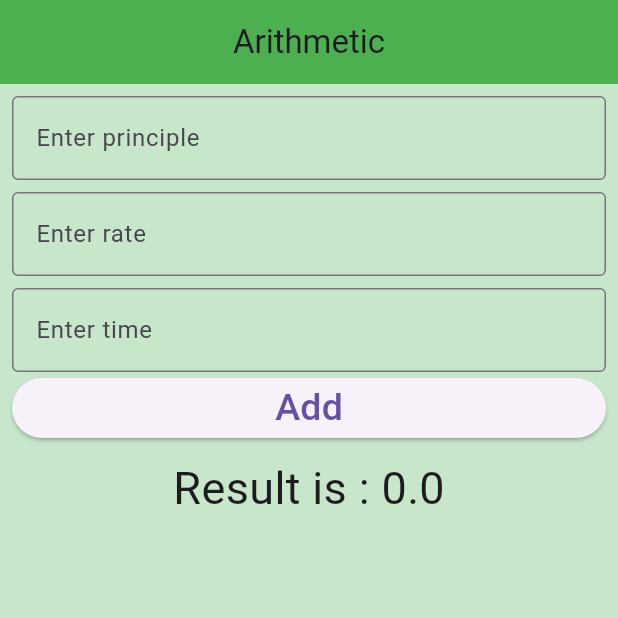
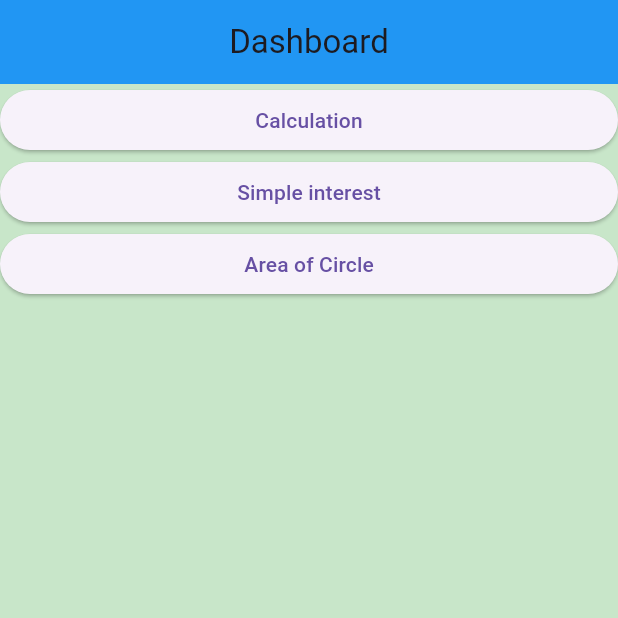
Before and after one commit to suyog100/KiranSirDart, a Flutter app: the screen it shows after launch, on a phone screen of 412 x 824 dp, the top half of it. Run offline on Flutter 3.47's test engine with Material 3 defaults, Android fonts, the phone set to English and light mode, and no system bars.

Commit message:
create area of circle

```diff
--- a/lib/app/app.dart
+++ b/lib/app/app.dart
@@ -1,5 +1,6 @@
 
-import 'package:batch_32b/screens/simple_interest.dart';
+import 'package:batch_32b/screens/dashboard_screen.dart';
+import 'package:batch_32b/screens/simple_interest_screen.dart';
 import 'package:flutter/material.dart';
 
 import '../screens/arithmetic_screen.dart';
@@ -10,6 +11,6 @@ class App extends StatelessWidget {
   @override
   Widget build(BuildContext context) {
     return const MaterialApp(
-      home: SimpleInterest(),
+      home: Dashboard(),
     );
   }}
--- a/lib/screens/arithmetic_screen.dart
+++ b/lib/screens/arithmetic_screen.dart
@@ -1,5 +1,7 @@
 
 import 'package:flutter/material.dart';
+
+import '../model/arthemetic_model.dart';
 
 class ArithmeticScreen extends StatefulWidget {
   const ArithmeticScreen({super.key});
@@ -9,10 +11,12 @@ class ArithmeticScreen extends StatefulWidget {
 }
 
 class _ArithmeticScreenState extends State<ArithmeticScreen> {
-// Delcare variables
+// Declare variables
   int? first;
   int? second;
   int result = 0;
+
+  ArithmeticModel? arithmeticModel;
 
   @override
   Widget build(BuildContext context) {
@@ -71,7 +75,8 @@ class _ArithmeticScreenState extends State<ArithmeticScreen> {
               child: ElevatedButton(
                 onPressed: () {
                   setState(() {
-                    result = first! - second!;
+                    ArithmeticModel(first: first!,second:second!) ;
+                    result = arithmeticModel!.add();
                   });
                 },
                 child: const Text('Sub',
--- /dev/null
+++ b/lib/screens/dashboard_screen.dart
@@ -0,0 +1,48 @@
+import 'package:batch_32b/screens/circle_screen.dart';
+import 'package:batch_32b/screens/simple_interest_screen.dart';
+import 'package:flutter/material.dart';
+
+import 'arithmetic_screen.dart';
+
+class Dashboard extends StatelessWidget {
+  const Dashboard({super.key});
+
+  @override
+  Widget build(BuildContext context) {
+
+
+    return Scaffold(
+      backgroundColor: Colors.green[100],
+      appBar: AppBar(
+        title: const Text("Dashboard"),
+        backgroundColor: Colors.blue,
+        centerTitle: true,
+        elevation: 0,
+      ),
+      body: Column(
+        children:[
+          SizedBox(width: double.infinity,
+             child: ElevatedButton(onPressed: (){
+               Navigator.push(context,
+                   MaterialPageRoute(builder: (context)=>const ArithmeticScreen() ));
+             },child: Text("Calculation"))),
+
+
+          SizedBox(width: double.infinity,
+            child: ElevatedButton(onPressed: (){
+              Navigator.push(context,
+              MaterialPageRoute(builder: (context)=>const SimpleInterest() ));
+            },child: Text("Simple interest"),),),
+
+
+          SizedBox(width: double.infinity,
+            child: ElevatedButton(onPressed: (){
+              Navigator.push(context,
+                  MaterialPageRoute(builder: (context)=>const CircleScreen() ));
+            },child: Text("Area of Circle"),),),
+        ]
+
+            ),
+          );
+    }
+  }
--- a/lib/screens/simple_interest.dart
+++ /dev/null
@@ -1,97 +0,0 @@
-
-import 'package:flutter/material.dart';
-
-class SimpleInterest extends StatefulWidget {
-  const SimpleInterest({super.key});
-
-  @override
-  State<SimpleInterest> createState() => _SimpleInterestState();
-}
-
-class _SimpleInterestState extends State<SimpleInterest> {
-// Declare variables
-  int? principle;
-  int? rate;
-  int? time;
-  double result = 0;
-
-  @override
-  Widget build(BuildContext context) {
-    return Scaffold(
-      backgroundColor: Colors.green[100],
-      appBar: AppBar(
-        title: const Text("Arithmetic"),
-        backgroundColor: Colors.green,
-        centerTitle: true,
-        elevation: 0,
-      ),
-      body: Padding(
-        padding: const EdgeInsets.all(8),
-        child: Column(
-          children: [
-            TextField(
-              onChanged: (value) {
-                principle = int.parse(value);
-              },
-              keyboardType: TextInputType.number,
-              decoration: const InputDecoration(
-                border: OutlineInputBorder(),
-                labelText: 'Enter principle',
-              ),
-            ),
-            const SizedBox(height: 8),
-            TextField(
-              onChanged: (value) {
-                rate = int.parse(value);
-              },
-              keyboardType: TextInputType.number,
-              decoration: const InputDecoration(
-                border: OutlineInputBorder(),
-                labelText: 'Enter rate',
-              ),
-            ),
-            const SizedBox(height: 8),
-
-            TextField(
-              onChanged: (value) {
-                time = int.parse(value);
-              },
-              keyboardType: TextInputType.number,
-              decoration: const InputDecoration(
-                border: OutlineInputBorder(),
-                labelText: 'Enter time',
-              ),
-            ),
-            // Button
-            SizedBox(
-              width: double.infinity,
-              child: ElevatedButton(
-                onPressed: () {
-                  setState(() {
-                    result = (principle!*rate!*time!)/100;
-                  });
-                },
-                child: const Text('Add',
-                  style: TextStyle(
-                    fontSize: 25,
-                  ),
-                ),
-              ),
-            ),
-
-            const SizedBox(height: 8),
-
-
-            // Display information
-            Text(
-              'Result is : $result',
-              style: const TextStyle(
-                fontSize: 30,
-              ),
-            ),
-          ],
-        ),
-      ),
-    );
-  }
-}
```
Also changed, not shown: lib/model/arthemetic_model.dart (added, +22 -0 lines), lib/model/circle_model.dart (added, +12 -0 lines), lib/model/simple_interest_model.dart (added, +12 -0 lines), lib/screens/circle_screen.dart (added, +122 -0 lines), lib/screens/simple_interest_screen.dart (added, +121 -0 lines), 1 other file.
